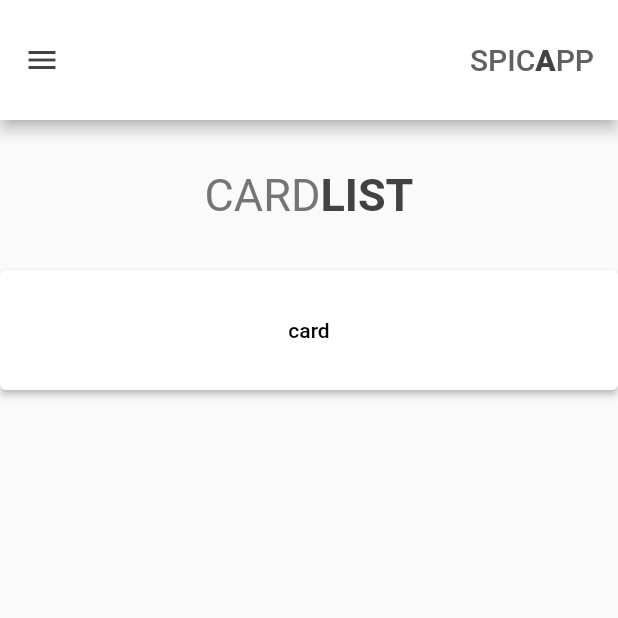
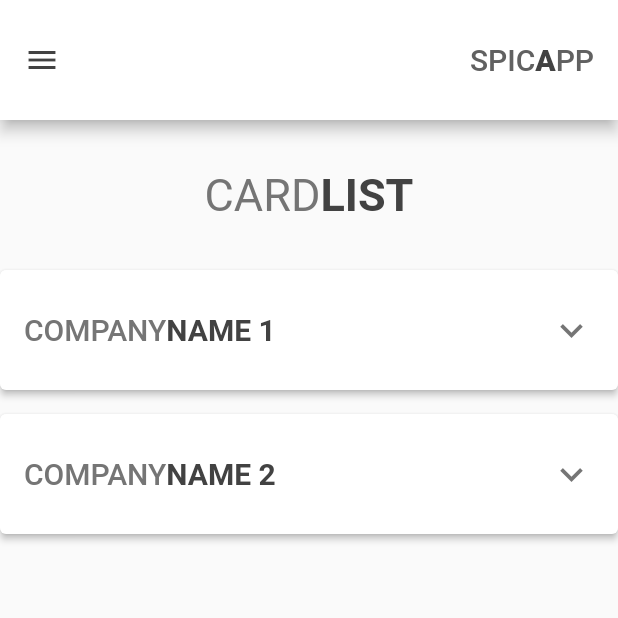
Before and after one commit to tcajic00/spica_app, a Flutter app: the screen it shows after launch, on a phone screen of 412 x 824 dp, the top half of it. Run offline on Flutter 3.47's test engine with Material 2 defaults, Android fonts, the phone set to English and light mode, and no system bars.

Commit message:
Add basic onClick functionality for card button

```diff
--- a/lib/screens/home_screen.dart
+++ b/lib/screens/home_screen.dart
@@ -1,17 +1,23 @@
 import 'package:flutter/material.dart';
 import 'package:spica_app/shared/navigation_bar_top.dart';
 
-class HomeScreen extends StatelessWidget {
+class HomeScreen extends StatefulWidget {
   const HomeScreen({Key? key}) : super(key: key);
 
   @override
+  State<HomeScreen> createState() => _HomeScreenState();
+}
+
+class _HomeScreenState extends State<HomeScreen> {
+  bool isOpen = false;
+  @override
   Widget build(BuildContext context) {
     return Scaffold(
-      appBar: PreferredSize(
+      appBar: const PreferredSize(
         preferredSize: Size.fromHeight(80),
         child: NavigationBar(),
       ),
-      drawer: Text("drawer"),
+      drawer: const Text("drawer"),
       body: Column(
         children: [
           SizedBox(
@@ -42,12 +48,76 @@ class HomeScreen extends StatelessWidget {
             width: double.infinity,
             height: 80,
             child: ElevatedButton(
+              onPressed: cardVisibilitySwitch,
+              child: Row(
+                mainAxisAlignment: MainAxisAlignment.spaceBetween,
+                children: [
+                  Row(
+                    children: [
+                      Text(
+                        "COMPANY",
+                        style: TextStyle(
+                          color: Colors.grey[600],
+                          fontSize: 20,
+                        ),
+                      ),
+                      Text(
+                        "NAME 1",
+                        style: TextStyle(
+                            color: Colors.grey[800],
+                            fontSize: 20,
+                            fontWeight: FontWeight.bold),
+                      ),
+                    ],
+                  ),
+                  Icon(
+                    isOpen ? Icons.expand_less : Icons.expand_more,
+                    color: Colors.grey[600],
+                    size: 30,
+                  ),
+                ],
+              ),
+            ),
+          ),
+          Visibility(
+            child: Text("card1"),
+            maintainSize: true,
+            maintainAnimation: true,
+            maintainState: true,
+            visible: isOpen,
+          ),
+          SizedBox(
+            width: double.infinity,
+            height: 80,
+            child: ElevatedButton(
               onPressed: () {},
-              child: Text(
-                "card",
-                style: TextStyle(
-                  color: Colors.black,
-                ),
+              child: Row(
+                mainAxisAlignment: MainAxisAlignment.spaceBetween,
+                children: [
+                  Row(
+                    children: [
+                      Text(
+                        "COMPANY",
+                        style: TextStyle(
+                          color: Colors.grey[600],
+                          fontSize: 20,
+                        ),
+                      ),
+                      Text(
+                        "NAME 2",
+                        style: TextStyle(
+                            color: Colors.grey[800],
+                            fontSize: 20,
+                            fontWeight: FontWeight.bold),
+                      ),
+                    ],
+                  ),
+                  Icon(
+                    Icons.expand_more,
+                    color: Colors.grey[600],
+                    size: 30,
+                  ),
+                ],
               ),
             ),
           ),
@@ -55,4 +125,10 @@ class HomeScreen extends StatelessWidget {
       ),
     );
   }
+
+  void cardVisibilitySwitch() {
+    setState(() {
+      isOpen ? isOpen = false : isOpen = true;
+    });
+  }
 }
```
